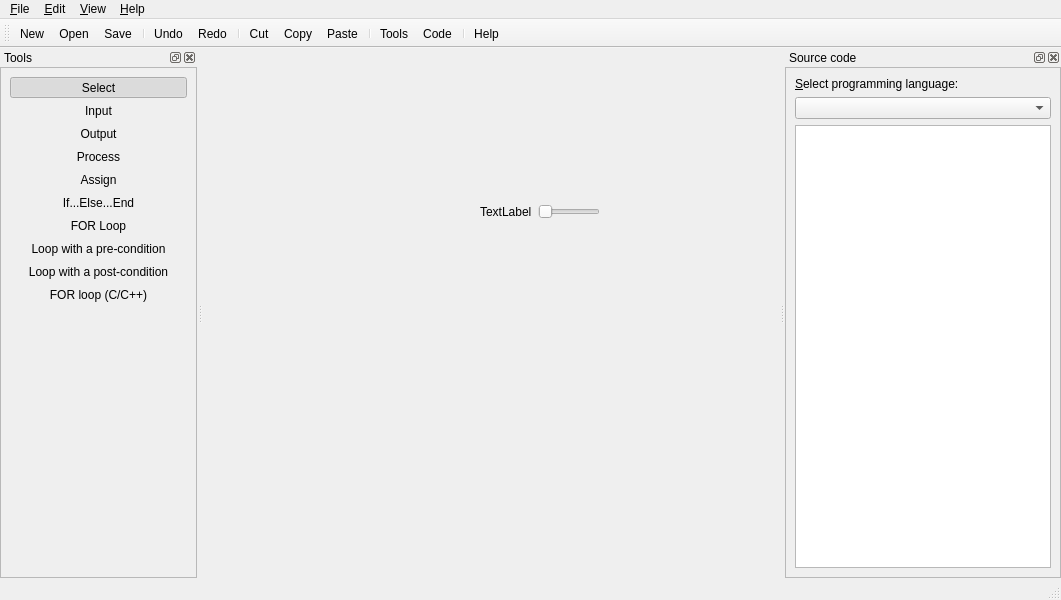
Qt form mainwindow.ui (viktor-zin/afce) before a commit.
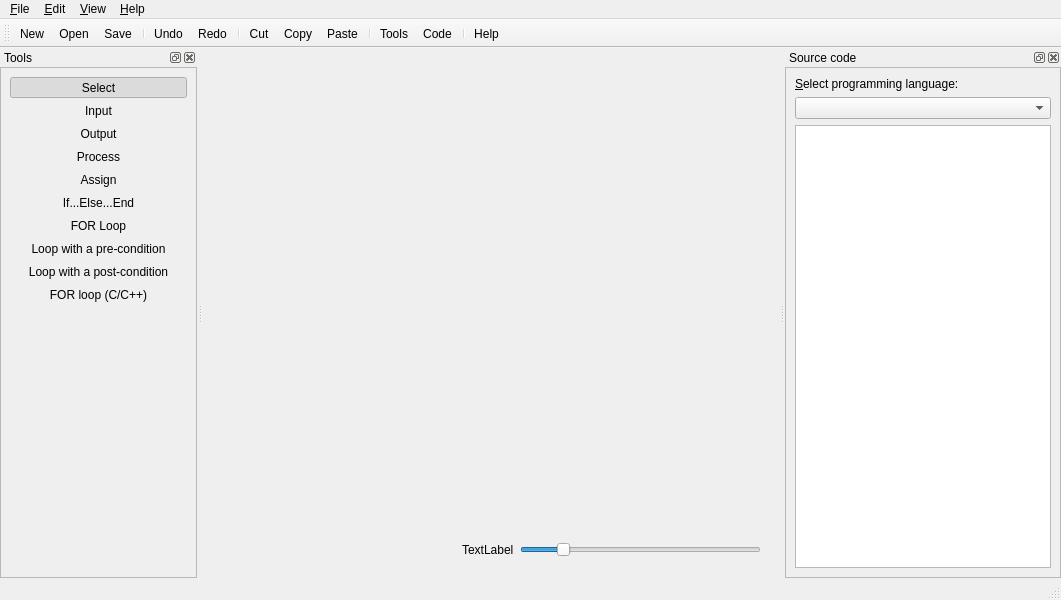
The same form after that commit. Icons and pictures are not drawn.

Commit message: UI: zoom and the flowchart

Diff of the .ui file:
```diff
--- a/mainwindow.ui
+++ b/mainwindow.ui
@@ -18,18 +18,20 @@
     <normaloff>:/images/icon.png</normaloff>:/images/icon.png</iconset>
   </property>
   <widget class="QWidget" name="centralwidget">
-   <widget class="QWidget" name="verticalLayoutWidget">
-    <property name="geometry">
-     <rect>
-      <x>250</x>
-      <y>130</y>
-      <width>156</width>
-      <height>68</height>
-     </rect>
-    </property>
     <layout class="QVBoxLayout" name="verticalLayout">
      <item>
-      <widget class="QWidget" name="widget" native="true">
+     <widget class="QWidget" name="body" native="true">
+      <layout class="QVBoxLayout" name="verticalLayout_6"/>
+     </widget>
+    </item>
+    <item>
+     <widget class="QWidget" name="zoomPanel" native="true">
+      <property name="sizePolicy">
+       <sizepolicy hsizetype="Preferred" vsizetype="Maximum">
+        <horstretch>0</horstretch>
+        <verstretch>0</verstretch>
+       </sizepolicy>
+      </property>
        <layout class="QHBoxLayout" name="horizontalLayout">
         <item>
          <spacer name="horizontalSpacer">
@@ -53,6 +55,15 @@
         </item>
         <item>
          <widget class="QSlider" name="zoomSlider">
+         <property name="minimum">
+          <number>1</number>
+         </property>
+         <property name="maximum">
+          <number>20</number>
+         </property>
+         <property name="value">
+          <number>4</number>
+         </property>
           <property name="orientation">
            <enum>Qt::Horizontal</enum>
           </property>
@@ -62,7 +73,6 @@
       </widget>
      </item>
     </layout>
-   </widget>
   </widget>
   <widget class="QMenuBar" name="menubar">
    <property name="geometry">
```
Lines whose indentation alone changed are shown as unchanged. The commit also changes 2 other files.
